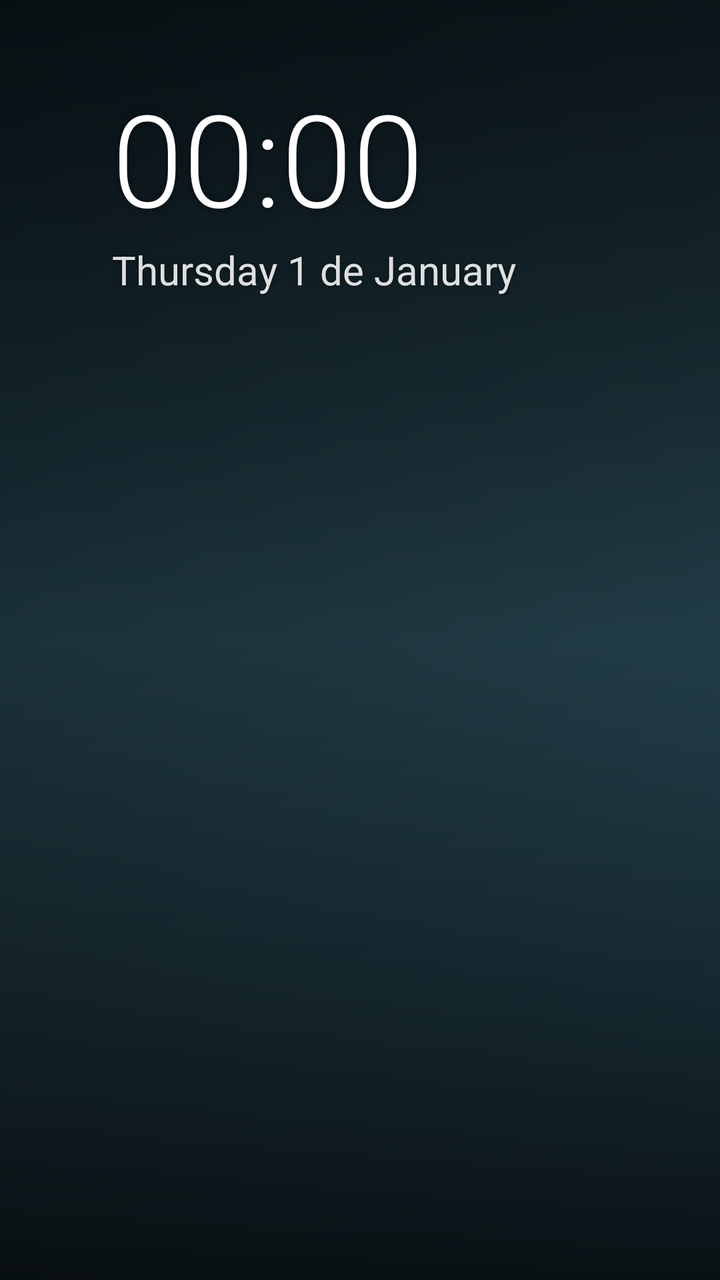
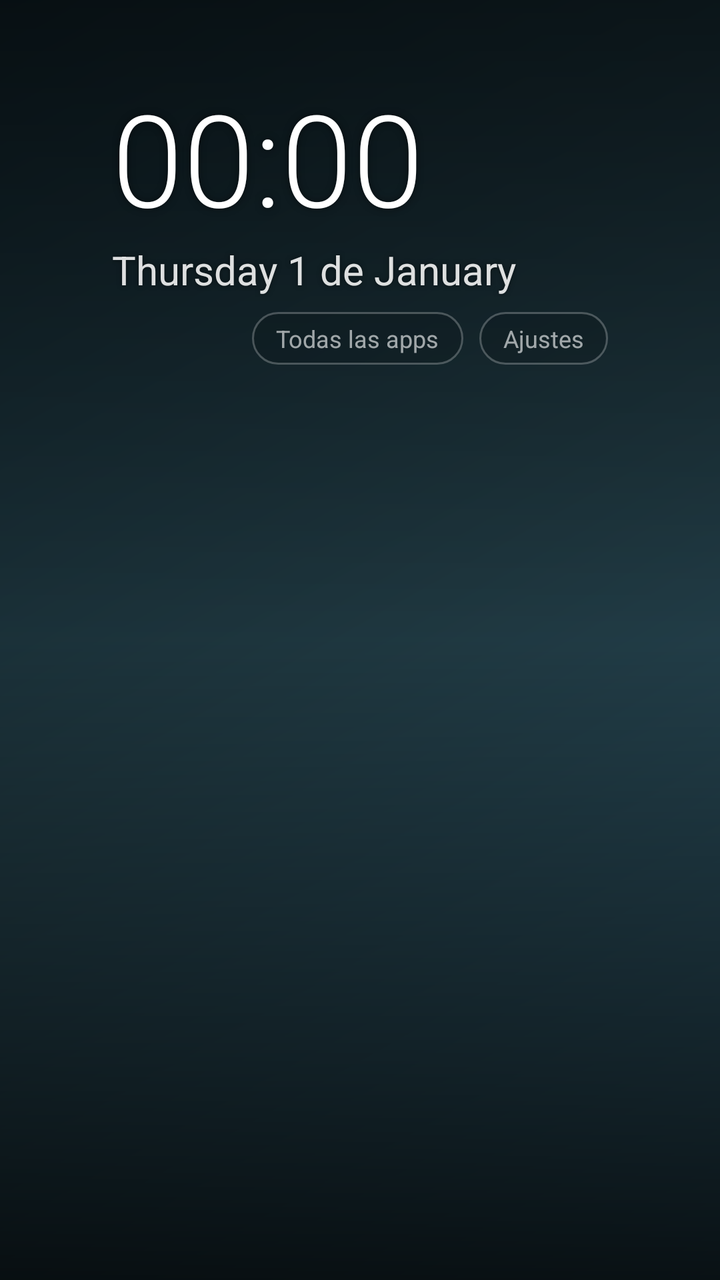

Screens rendered from an Android XML layout before and after an edit, with the pre-edit source and the edit as a unified diff.
<!-- AndroidManifest.xml: application theme Tema -->
<!-- res/layout/main.xml -->
<?xml version="1.0" encoding="utf-8"?>
<FrameLayout xmlns:android="http://schemas.android.com/apk/res/android"
    android:layout_width="match_parent"
    android:layout_height="match_parent"
    android:background="@drawable/fondo_base">

    <ImageView
        android:id="@+id/fondo"
        android:layout_width="match_parent"
        android:layout_height="match_parent"
        android:scaleType="centerCrop"
        android:importantForAccessibility="no" />

    <View
        android:layout_width="match_parent"
        android:layout_height="match_parent"
        android:background="@drawable/sombra" />

    <LinearLayout
        android:layout_width="match_parent"
        android:layout_height="match_parent"
        android:orientation="vertical"
        android:paddingLeft="56dp"
        android:paddingRight="56dp"
        android:paddingTop="36dp"
        android:paddingBottom="40dp">

        
        <RelativeLayout
            android:layout_width="match_parent"
            android:layout_height="wrap_content">

            <LinearLayout
                android:layout_width="wrap_content"
                android:layout_height="wrap_content"
                android:layout_alignParentLeft="true"
                android:orientation="vertical">

                <TextClock
                    android:id="@+id/hora"
                    android:layout_width="wrap_content"
                    android:layout_height="wrap_content"
                    android:format12Hour="HH:mm"
                    android:format24Hour="HH:mm"
                    android:textColor="#FFFFFF"
                    android:textSize="64sp"
                    android:fontFamily="sans-serif-light"
                    android:shadowColor="#80000000"
                    android:shadowRadius="8" />

                <TextClock
                    android:id="@+id/fecha"
                    android:layout_width="wrap_content"
                    android:layout_height="wrap_content"
                    android:format12Hour="EEEE d 'de' MMMM"
                    android:format24Hour="EEEE d 'de' MMMM"
                    android:textColor="#DDFFFFFF"
                    android:textSize="20sp"
                    android:shadowColor="#80000000"
                    android:shadowRadius="6" />
            </LinearLayout>

            <LinearLayout
                android:layout_width="wrap_content"
                android:layout_height="wrap_content"
                android:layout_alignParentRight="true"
                android:gravity="right"
                android:orientation="vertical">

                <TextView
                    android:id="@+id/temperatura"
                    android:layout_width="wrap_content"
                    android:layout_height="wrap_content"
                    android:textColor="#FFFFFF"
                    android:textSize="44sp"
                    android:fontFamily="sans-serif-light"
                    android:shadowColor="#80000000"
                    android:shadowRadius="8" />

                <TextView
                    android:id="@+id/clima"
                    android:layout_width="wrap_content"
                    android:layout_height="wrap_content"
                    android:textColor="#DDFFFFFF"
                    android:textSize="16sp"
                    android:shadowColor="#80000000"
                    android:shadowRadius="6" />

                <TextView
                    android:id="@+id/mercado"
                    android:layout_width="wrap_content"
                    android:layout_height="wrap_content"
                    android:layout_marginTop="10dp"
                    android:textColor="#CCFFFFFF"
                    android:textSize="13sp"
                    android:fontFamily="sans-serif-medium"
                    android:shadowColor="#80000000"
                    android:shadowRadius="6" />
            </LinearLayout>
        </RelativeLayout>

        <Space
            android:layout_width="match_parent"
            android:layout_height="0dp"
            android:layout_weight="1" />

        <LinearLayout
            android:id="@+id/fila1"
            android:layout_width="match_parent"
            android:layout_height="wrap_content"
            android:gravity="center"
            android:orientation="horizontal"
            android:clipChildren="false" />

        <LinearLayout
            android:id="@+id/fila2"
            android:layout_width="match_parent"
            android:layout_height="wrap_content"
            android:gravity="center"
            android:orientation="horizontal"
            android:clipChildren="false" />
    </LinearLayout>

    <TextView
        android:id="@+id/credito"
        android:layout_width="wrap_content"
        android:layout_height="wrap_content"
        android:layout_gravity="bottom|right"
        android:layout_margin="12dp"
        android:maxWidth="420dp"
        android:maxLines="1"
        android:ellipsize="end"
        android:textColor="#88FFFFFF"
        android:textSize="10sp" />

    
    <View
        android:id="@+id/noche"
        android:layout_width="match_parent"
        android:layout_height="match_parent"
        android:background="#000000"
        android:alpha="0" />
</FrameLayout>
<!-- resources referenced by this layout -->
<resources>
  <!-- drawable fondo_base (drawable) -->
  <?xml version="1.0" encoding="utf-8"?>
  <shape xmlns:android="http://schemas.android.com/apk/res/android" android:shape="rectangle">
      <gradient android:angle="315" android:startColor="#0F2027" android:centerColor="#203A43" android:endColor="#2C5364" />
  </shape>
  <!-- drawable sombra (drawable) -->
  <?xml version="1.0" encoding="utf-8"?>
  <shape xmlns:android="http://schemas.android.com/apk/res/android" android:shape="rectangle">
      <gradient android:angle="270" android:startColor="#88000000" android:centerColor="#10000000" android:endColor="#CC000000" />
  </shape>
  <style name="Tema" parent="@android:style/Theme.DeviceDefault.NoActionBar.Fullscreen">
          <item name="android:windowBackground">@android:color/black</item>
          <item name="android:windowAnimationStyle">@null</item>
      </style>
</resources>

<!-- the commit's change to res/layout/main.xml (unified diff, before → after) -->
@@ -96,6 +96,25 @@
                     android:fontFamily="sans-serif-medium"
                     android:shadowColor="#80000000"
                     android:shadowRadius="6" />
+
+                
+                <LinearLayout
+                    android:layout_width="wrap_content"
+                    android:layout_height="wrap_content"
+                    android:layout_marginTop="12dp"
+                    android:orientation="horizontal">
+
+                    <TextView
+                        android:id="@+id/todas"
+                        style="@style/Pastilla"
+                        android:text="Todas las apps" />
+
+                    <TextView
+                        android:id="@+id/ajustes"
+                        style="@style/Pastilla"
+                        android:layout_marginLeft="8dp"
+                        android:text="Ajustes" />
+                </LinearLayout>
             </LinearLayout>
         </RelativeLayout>
 
@@ -104,21 +123,30 @@
             android:layout_height="0dp"
             android:layout_weight="1" />
 
+        
         <LinearLayout
-            android:id="@+id/fila1"
+            android:id="@+id/botonera"
             android:layout_width="match_parent"
             android:layout_height="wrap_content"
-            android:gravity="center"
-            android:orientation="horizontal"
-            android:clipChildren="false" />
+            android:orientation="vertical"
+            android:clipChildren="false">
 
-        <LinearLayout
-            android:id="@+id/fila2"
-            android:layout_width="match_parent"
-            android:layout_height="wrap_content"
-            android:gravity="center"
-            android:orientation="horizontal"
-            android:clipChildren="false" />
+            <LinearLayout
+                android:id="@+id/fila1"
+                android:layout_width="match_parent"
+                android:layout_height="wrap_content"
+                android:gravity="center"
+                android:orientation="horizontal"
+                android:clipChildren="false" />
+
+            <LinearLayout
+                android:id="@+id/fila2"
+                android:layout_width="match_parent"
+                android:layout_height="wrap_content"
+                android:gravity="center"
+                android:orientation="horizontal"
+                android:clipChildren="false" />
+        </LinearLayout>
     </LinearLayout>
 
     <TextView
<!-- resource entries referenced after the edit -->
@@ -10,9 +10,41 @@
   <shape xmlns:android="http://schemas.android.com/apk/res/android" android:shape="rectangle">
       <gradient android:angle="270" android:startColor="#88000000" android:centerColor="#10000000" android:endColor="#CC000000" />
   </shape>
+  <style name="Pastilla">
+          <item name="android:layout_width">wrap_content</item>
+          <item name="android:layout_height">wrap_content</item>
+          <item name="android:paddingLeft">12dp</item>
+          <item name="android:paddingRight">12dp</item>
+          <item name="android:paddingTop">5dp</item>
+          <item name="android:paddingBottom">5dp</item>
+          <item name="android:background">@drawable/pastilla</item>
+          <item name="android:textColor">#FFFFFF</item>
+          <item name="android:textSize">12sp</item>
+          <item name="android:focusable">true</item>
+          <item name="android:clickable">true</item>
+          <item name="android:alpha">0.6</item>
+      </style>
   <style name="Tema" parent="@android:style/Theme.DeviceDefault.NoActionBar.Fullscreen">
           <item name="android:windowBackground">@android:color/black</item>
           <item name="android:windowAnimationStyle">@null</item>
       </style>
+  <!-- drawable pastilla (drawable) -->
+  <?xml version="1.0" encoding="utf-8"?>
+  <selector xmlns:android="http://schemas.android.com/apk/res/android">
+      <item android:state_focused="true">
+          <shape android:shape="rectangle">
+              <solid android:color="#55FFFFFF" />
+              <stroke android:width="2dp" android:color="#FFFFFF" />
+              <corners android:radius="20dp" />
+          </shape>
+      </item>
+      <item>
+          <shape android:shape="rectangle">
+              <solid android:color="#33000000" />
+              <stroke android:width="1dp" android:color="#66FFFFFF" />
+              <corners android:radius="20dp" />
+          </shape>
+      </item>
+  </selector>
 </resources>
 
